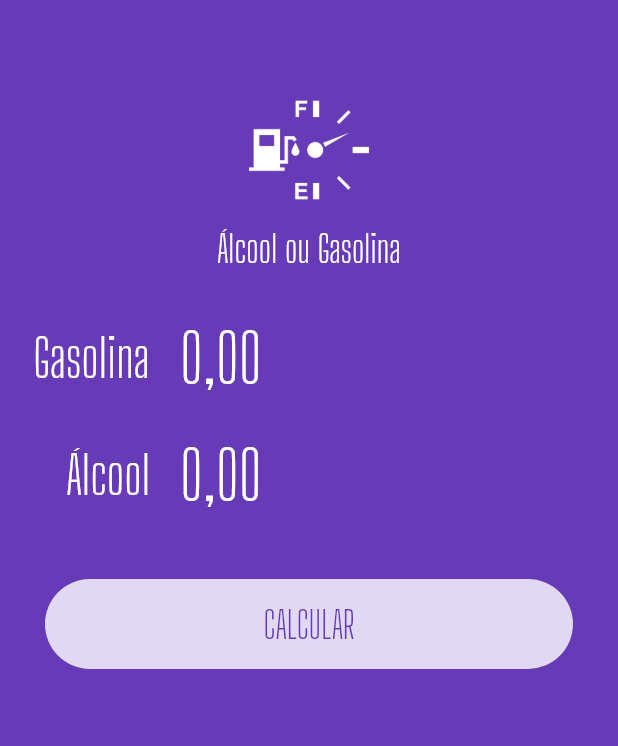
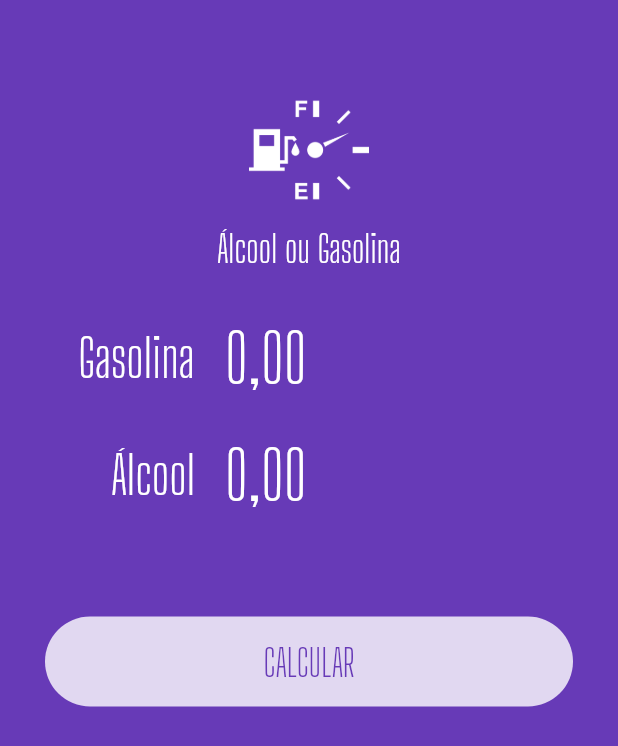
Before and after one commit to uzbekhiel/flutter-secondapp, a Flutter app: the screen it shows after launch, on a phone screen of 412 x 824 dp. Shown: the top 746 px of the screen. Run offline on Flutter 3.47's test engine with Material 2 defaults, Android fonts, the phone set to English and light mode, and no system bars; our stand-ins replace flutter_masked_text.

Commit message:
Terminando curso

```diff
--- a/lib/main.dart
+++ b/lib/main.dart
@@ -1,7 +1,12 @@
+import 'package:alcoolgas/pages/home.page.dart';
 import 'package:alcoolgas/widgets/input.widget.dart';
+import 'package:alcoolgas/widgets/loading-button.widget.dart';
 import 'package:alcoolgas/widgets/logo.widget.dart';
+import 'package:alcoolgas/widgets/success.widget.dart';
 import 'package:flutter/material.dart';
 import 'package:flutter_masked_text/flutter_masked_text.dart';
+
+import 'widgets/submit-form.widget.dart';
 
 void main() => runApp(MyApp());
 
@@ -18,46 +23,3 @@ class MyApp extends StatelessWidget {
     );
   }
 }
-
-class HomePage extends StatelessWidget {
-  var _gasCtrl = new MoneyMaskedTextController();
-  var _alcoolCtrl = new MoneyMaskedTextController();
-  @override
-  Widget build(BuildContext context) {
-    return Scaffold(
-      backgroundColor: Theme.of(context).primaryColor,
-      body: ListView(
-        children: [
-          Logo(),
-          Input(
-            label: "Gasolina",
-            ctrl: _gasCtrl,
-          ),
-          Input(
-            label: "Álcool",
-            ctrl: _alcoolCtrl,
-          ),
-          Container(
-            margin: EdgeInsets.all(30),
-            height: 60,
-            decoration: BoxDecoration(
-              color: Colors.white.withOpacity(0.8),
-              borderRadius: BorderRadius.circular(60),
-            ),
-            child: FlatButton(
-              onPressed: () {},
-              child: Text(
-                "CALCULAR",
-                style: TextStyle(
-                  color: Theme.of(context).primaryColor,
-                  fontSize: 25,
-                  fontFamily: "Big Shoulders Display",
-                ),
-              ),
-            ),
-          )
-        ],
-      ),
-    );
-  }
-}
--- /dev/null
+++ b/lib/pages/home.page.dart
@@ -0,0 +1,89 @@
+import 'package:alcoolgas/widgets/logo.widget.dart';
+import 'package:alcoolgas/widgets/submit-form.widget.dart';
+import 'package:alcoolgas/widgets/success.widget.dart';
+import 'package:flutter/material.dart';
+import 'package:flutter_masked_text/flutter_masked_text.dart';
+
+class HomePage extends StatefulWidget {
+  @override
+  _HomePageState createState() => _HomePageState();
+}
+
+class _HomePageState extends State<HomePage> {
+  var _gasCtrl = new MoneyMaskedTextController();
+  var _alcoolCtrl = new MoneyMaskedTextController();
+  var _success = false;
+  var _resultText = "";
+  var _busy = false;
+  var _backColor = Colors.deepPurple;
+
+  @override
+  Widget build(BuildContext context) {
+    // _backColor = Theme.of(context).primaryColor;
+    return Scaffold(
+        backgroundColor: Theme.of(context).primaryColor,
+        body: AnimatedContainer(
+          duration: Duration(milliseconds: 1200),
+          color: _backColor,
+          child: ListView(
+            children: [
+              Logo(),
+              _success
+                  ? Success(
+                      result: _resultText,
+                      reset: reset,
+                      buttonText: "CALCULAR NOVAMENTE",
+                    )
+                  : SubmitForm(
+                      gasCtrl: _gasCtrl,
+                      alcoolCtrl: _alcoolCtrl,
+                      buttonText: "CALCULAR",
+                      submitFunc: calculate,
+                      busy: _busy,
+                    )
+            ],
+          ),
+        ));
+  }
+
+  reset() {
+    setState(() {
+      _backColor = Colors.deepPurple;
+      _alcoolCtrl = new MoneyMaskedTextController();
+      _gasCtrl = new MoneyMaskedTextController();
+      _success = false;
+      _busy = false;
+    });
+  }
+
+  Future calculate() {
+    var alc = double.parse(
+      _alcoolCtrl.text.replaceAll(new RegExp(r'[,.]'), ''),
+    );
+
+    var gas = double.parse(
+      _gasCtrl.text.replaceAll(new RegExp(r'[,.]'), ''),
+    );
+
+    setState(() {
+      _backColor = Colors.indigo;
+      _success = false;
+      _busy = true;
+    });
+
+    return Future.delayed(
+      const Duration(seconds: 3),
+      () {
+        if (alc / gas >= 0.7)
+          _resultText = "Compensa usar Galolina!";
+        else
+          _resultText = "Compensa usar Álcool";
+
+        setState(() {
+          _success = true;
+          _busy = false;
+        });
+      },
+    );
+  }
+}
--- /dev/null
+++ b/lib/widgets/loading-button.widget.dart
@@ -0,0 +1,51 @@
+import 'package:flutter/material.dart';
+
+class LoadingButton extends StatelessWidget {
+  var text = "";
+  var invertColors = false;
+  Function func;
+  var busy = false;
+
+  LoadingButton({
+    @required this.text,
+    @required this.invertColors,
+    @required this.func,
+    @required this.busy,
+  });
+
+  @override
+  Widget build(BuildContext context) {
+    return busy
+        ? Container(
+            alignment: Alignment.center,
+            height: 50,
+            child: CircularProgressIndicator(
+              backgroundColor: Colors.white,
+            ),
+          )
+        : Container(
+            margin: EdgeInsets.all(30),
+            height: 60,
+            width: double.infinity,
+            decoration: BoxDecoration(
+              color: invertColors
+                  ? Theme.of(context).primaryColor
+                  : Colors.white.withOpacity(0.8),
+              borderRadius: BorderRadius.circular(60),
+            ),
+            child: FlatButton(
+              onPressed: func,
+              child: Text(
+                text,
+                style: TextStyle(
+                  color: invertColors
+                      ? Colors.white.withOpacity(0.8)
+                      : Theme.of(context).primaryColor,
+                  fontSize: 25,
+                  fontFamily: "Big Shoulders Display",
+                ),
+              ),
+            ),
+          );
+  }
+}
--- /dev/null
+++ b/lib/widgets/submit-form.widget.dart
@@ -0,0 +1,58 @@
+import 'package:flutter/material.dart';
+import 'package:flutter_masked_text/flutter_masked_text.dart';
+
+import 'input.widget.dart';
+import 'loading-button.widget.dart';
+
+class SubmitForm extends StatelessWidget {
+  var gasCtrl = new MoneyMaskedTextController();
+  var alcoolCtrl = new MoneyMaskedTextController();
+  var buttonText = "";
+  var busy = false;
+  Function submitFunc;
+
+  SubmitForm({
+    @required this.gasCtrl,
+    @required this.alcoolCtrl,
+    @required this.buttonText,
+    @required this.submitFunc,
+    @required this.busy,
+  });
+
+  @override
+  Widget build(BuildContext context) {
+    return Column(
+      children: [
+        Padding(
+          padding: EdgeInsets.only(
+            right: 30,
+            left: 30,
+          ),
+          child: Input(
+            label: "Gasolina",
+            ctrl: gasCtrl,
+          ),
+        ),
+        Padding(
+          padding: EdgeInsets.only(
+            right: 30,
+            left: 30,
+          ),
+          child: Input(
+            label: "Álcool",
+            ctrl: alcoolCtrl,
+          ),
+        ),
+        SizedBox(
+          height: 25,
+        ),
+        LoadingButton(
+          text: buttonText,
+          invertColors: false,
+          func: submitFunc,
+          busy: busy,
+        )
+      ],
+    );
+  }
+}
```
Also changed, not shown: lib/widgets/success.widget.dart (added, +49 -0 lines).
